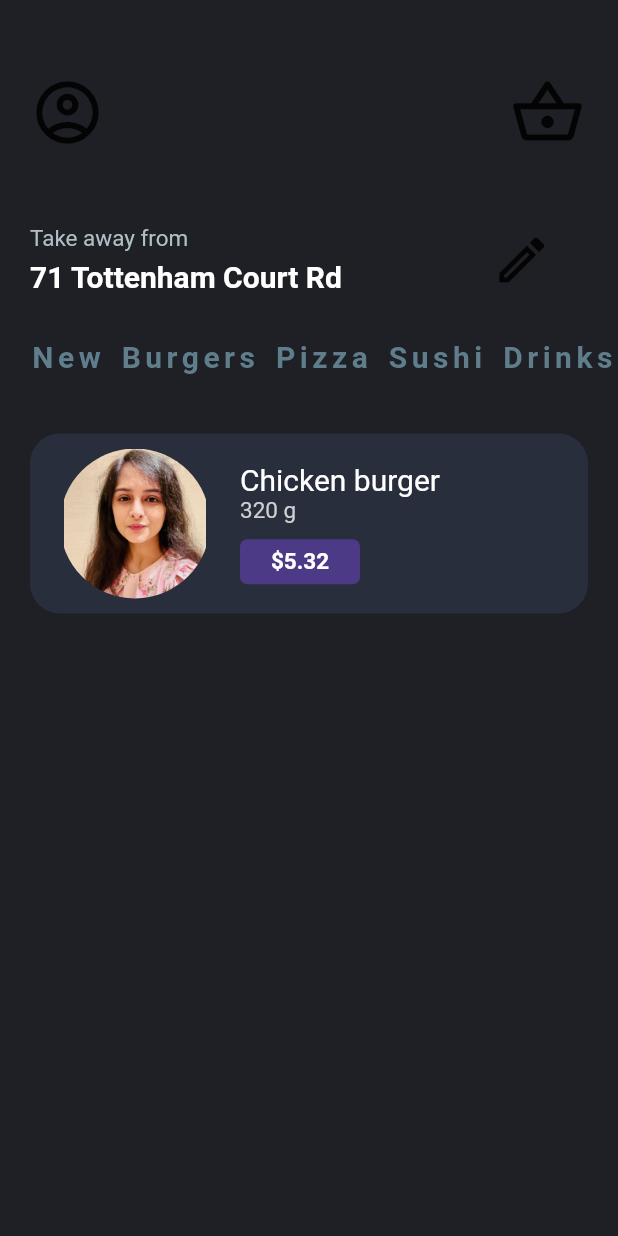
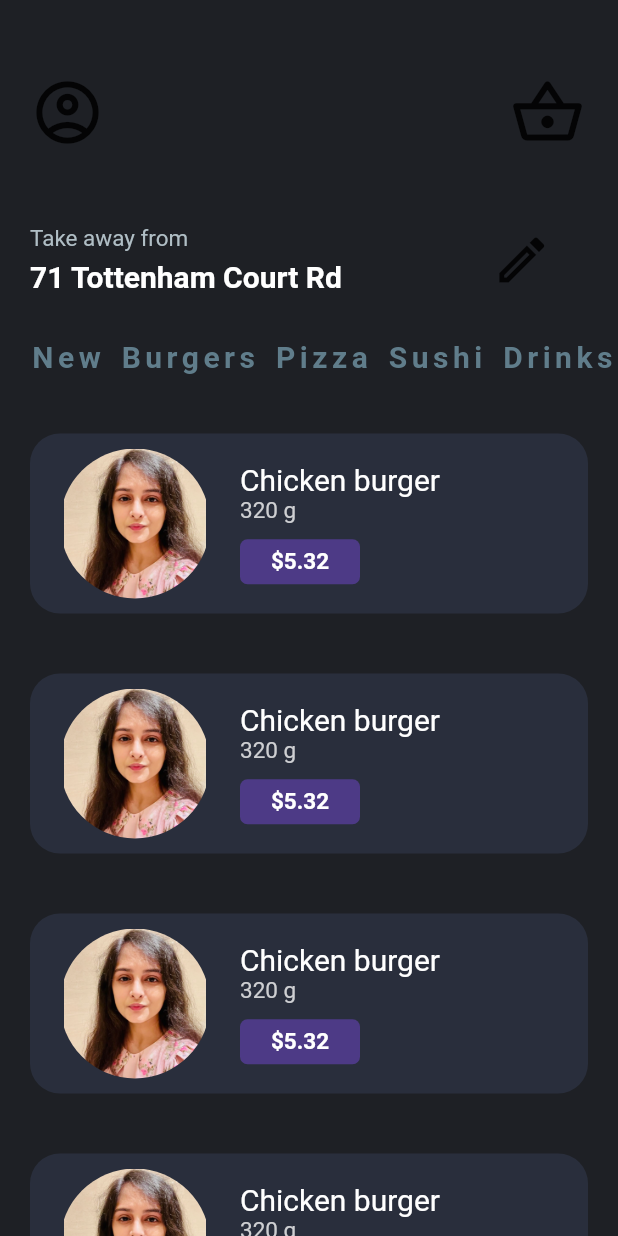
Before and after one commit to tanyarajhans/restaurant_ui_flutter, a Flutter app: the screen it shows after launch, on a phone screen of 412 x 824 dp. Run offline on Flutter 3.47's test engine with Material 2 defaults, Android fonts, the phone set to English and light mode, and no system bars.

Commit message:
Refactored code

```diff
--- a/lib/main.dart
+++ b/lib/main.dart
@@ -84,7 +84,26 @@ class MyApp extends StatelessWidget {
               )
             ),
 
-           Container(
+           ItemCard(),
+           ItemCard(),
+           ItemCard(),
+           ItemCard(),
+
+          ],
+        )
+        )
+    );
+  }
+}
+
+class ItemCard extends StatelessWidget {
+  const ItemCard({
+    Key? key,
+  }) : super(key: key);
+
+  @override
+  Widget build(BuildContext context) {
+    return Container(
       margin: EdgeInsets.only(top: 40.0, left: 20.0, right: 20.0),
       padding: EdgeInsets.only(top: 10.0, left: 20.0, bottom: 10.0),
       decoration: BoxDecoration(
@@ -148,11 +167,6 @@ class MyApp extends StatelessWidget {
        )
       ],
       )
-           )
-
-          ],
-        )
-        )
     );
   }
 }
```
Lines whose indentation alone changed are shown as unchanged.
